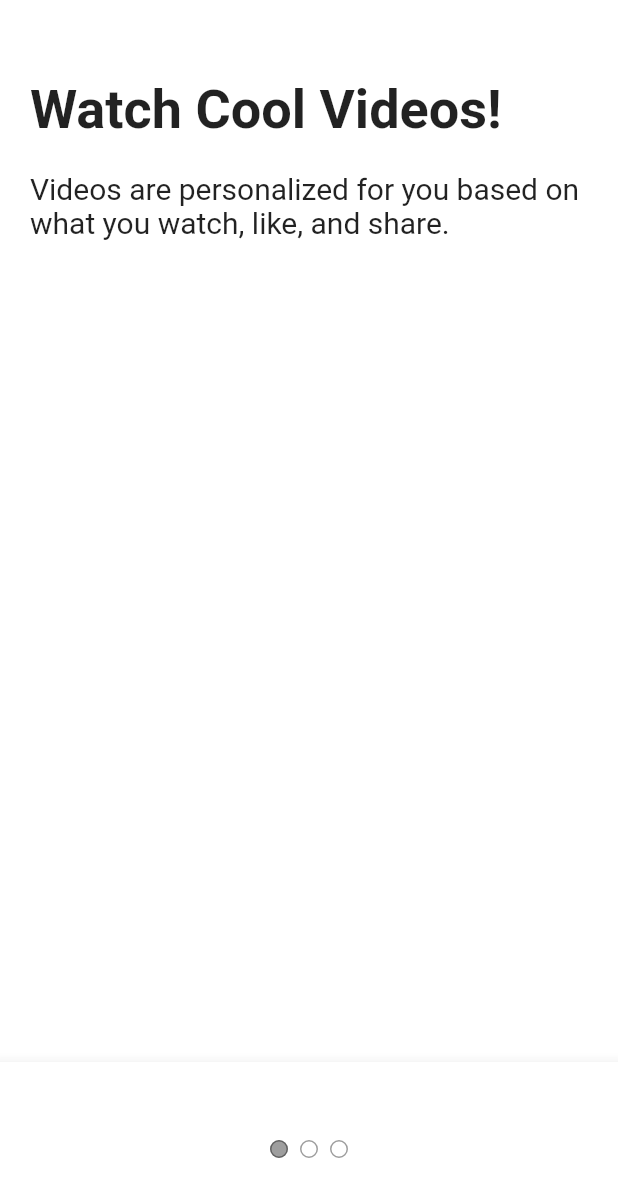
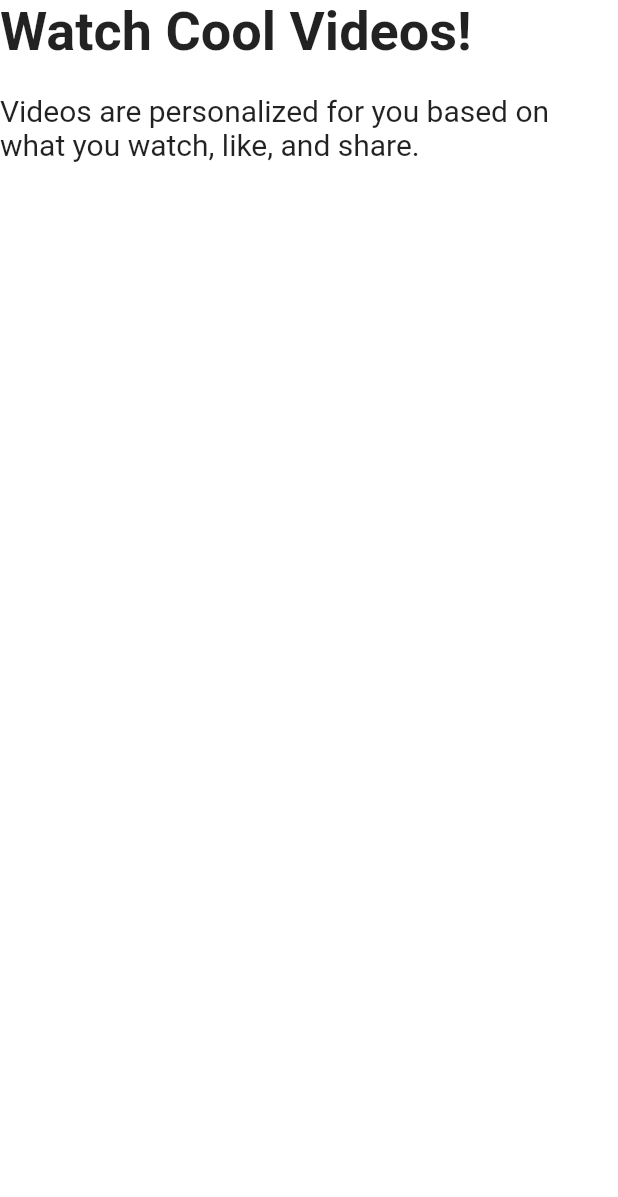
Before and after one commit to coneseo/tiktok_clone_new, a Flutter app: the TutorialScreen screen opened directly, on a phone screen of 412 x 824 dp. Shown: the top 1197 px of the screen. Run offline on Flutter 3.47's test engine with Material 2 defaults, Android fonts, the phone set to English and light mode, and no system bars; our stand-ins replace font_awesome_flutter.

Commit message:
#20230820 add tutorial screen

```diff
--- a/lib/features/onboarding/tutorial_screen.dart
+++ b/lib/features/onboarding/tutorial_screen.dart
@@ -13,18 +13,17 @@ class TutorialScreen extends StatefulWidget {
 class _TutorialScreenState extends State<TutorialScreen> {
   @override
   Widget build(BuildContext context) {
-    return DefaultTabController(
-      length: 3,
+    return GestureDetector(
       child: Scaffold(
         body: SafeArea(
-          child: TabBarView(
-            children: [
-              Padding(
-                padding: const EdgeInsets.symmetric(horizontal: Sizes.size20),
-                child: Column(
+          child: AnimatedCrossFade(
+            crossFadeState: CrossFadeState.showFirst,
+            duration: const Duration(
+              microseconds: 300,
+            ),
+            firstChild: Column(
               crossAxisAlignment: CrossAxisAlignment.start,
               children: const [
-                    Gaps.v52,
                 Text(
                   "Watch Cool Videos!",
                   style: TextStyle(
@@ -41,15 +40,11 @@ class _TutorialScreenState extends State<TutorialScreen> {
                 ),
               ],
             ),
-              ),
-              Padding(
-                padding: const EdgeInsets.symmetric(horizontal: Sizes.size20),
-                child: Column(
+            secondChild: Column(
               crossAxisAlignment: CrossAxisAlignment.start,
               children: const [
-                    Gaps.v52,
                 Text(
-                      "Watch Cool Videos!2",
+                  "Follow the rules!",
                   style: TextStyle(
                     fontSize: Sizes.size36,
                     fontWeight: FontWeight.bold,
@@ -65,47 +60,6 @@ class _TutorialScreenState extends State<TutorialScreen> {
               ],
             ),
           ),
-              Padding(
-                padding: const EdgeInsets.symmetric(horizontal: Sizes.size20),
-                child: Column(
-                  crossAxisAlignment: CrossAxisAlignment.start,
-                  children: const [
-                    Gaps.v52,
-                    Text(
-                      "Watch Cool Videos3!",
-                      style: TextStyle(
-                        fontSize: Sizes.size36,
-                        fontWeight: FontWeight.bold,
-                      ),
-                    ),
-                    Gaps.v20,
-                    Text(
-                      "Videos are personalized for you based on what you watch, like, and share.",
-                      style: TextStyle(
-                        fontSize: Sizes.size20,
-                      ),
-                    ),
-                  ],
-                ),
-              ),
-            ],
-          ),
-        ),
-        bottomNavigationBar: BottomAppBar(
-          child: Container(
-            padding: const EdgeInsets.symmetric(
-              vertical: Sizes.size48,
-            ),
-            child: Row(
-              mainAxisAlignment: MainAxisAlignment.center,
-              children: const [
-                TabPageSelector(
-                  color: Colors.white,
-                  selectedColor: Colors.black38,
-                ),
-              ],
-            ),
-          ),
         ),
       ),
     );
```
Lines whose indentation alone changed are shown as unchanged.
